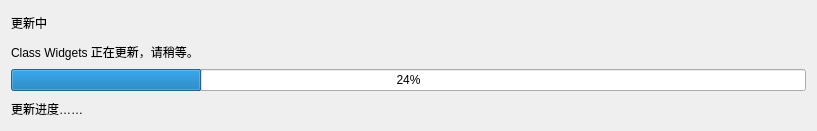
yhlhoh/Class-Widgets, file view/upgrade_progress.ui: the form before one commit.
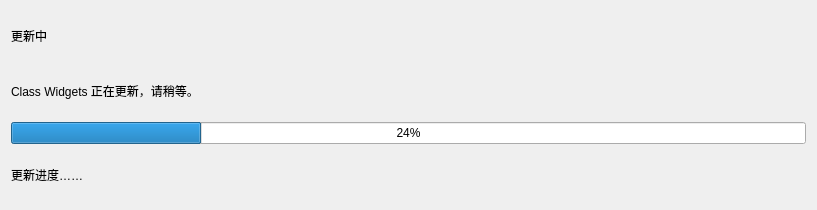
The form after the commit. Custom widgets are drawn as their Qt base class.

Diff of the .ui file:
```diff
--- a/view/upgrade_progress.ui
+++ b/view/upgrade_progress.ui
@@ -7,7 +7,7 @@
     <x>0</x>
     <y>0</y>
     <width>817</width>
-    <height>131</height>
+    <height>210</height>
    </rect>
   </property>
   <property name="sizePolicy">
```
